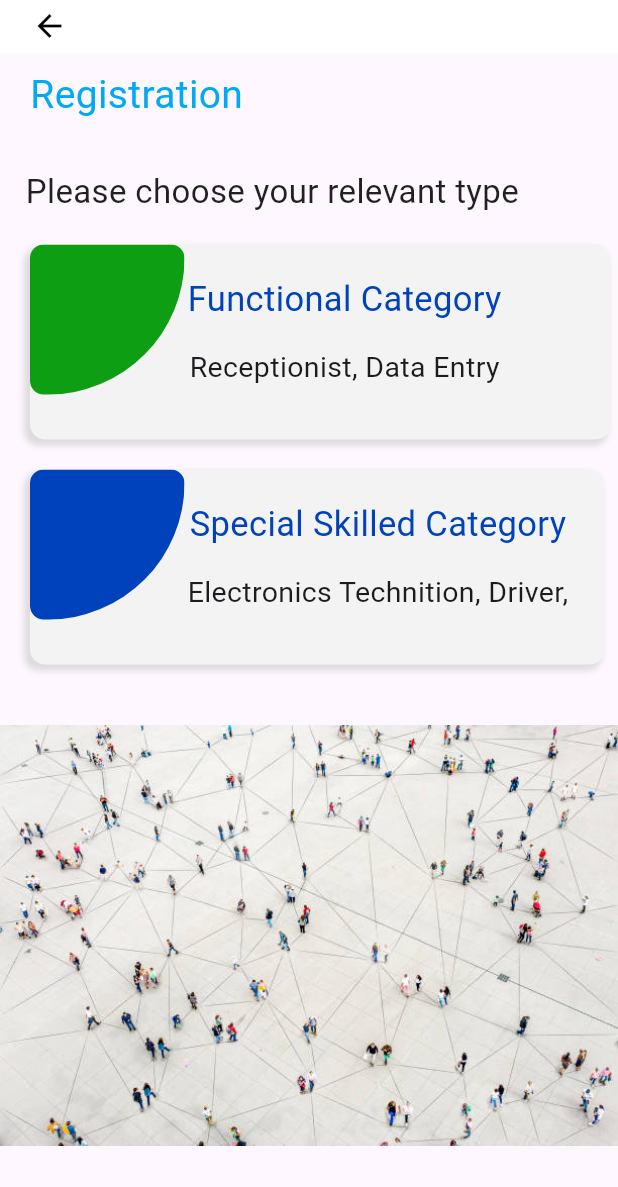
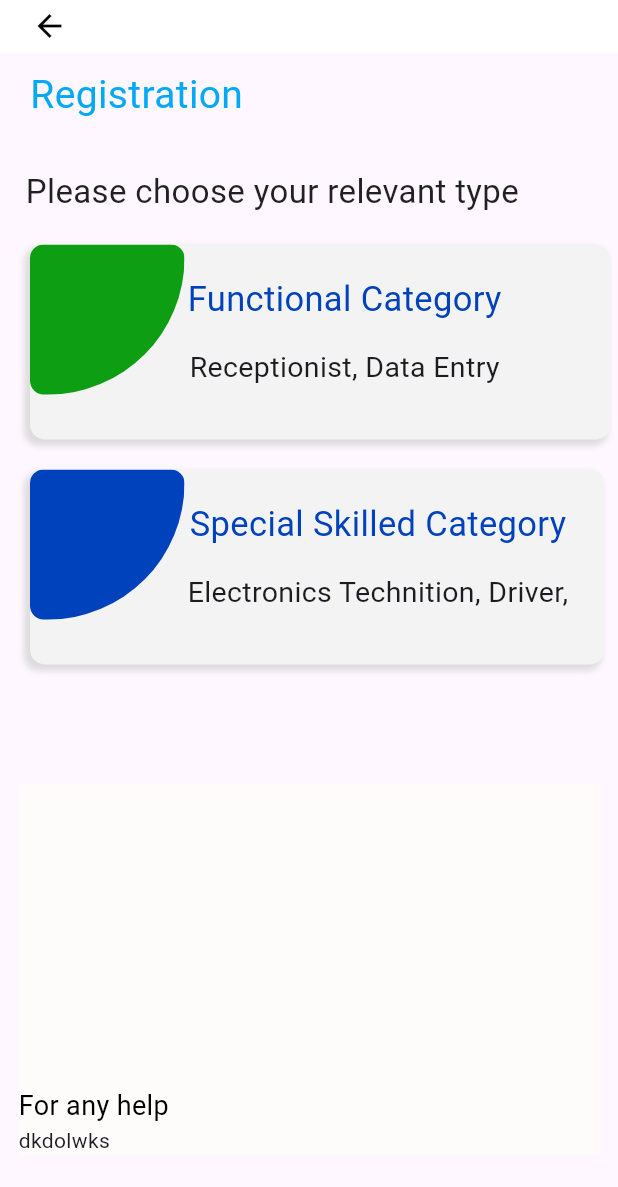
Before and after one commit to ArifHossain123/job_search, a Flutter app: the AppRegistration screen opened directly, on a phone screen of 412 x 824 dp. Shown: the top 1187 px of the screen. Run offline on Flutter 3.47's test engine with Material 3 defaults, Android fonts, the phone set to English and light mode, and no system bars.

Commit message:
Registration

```diff
--- a/lib/registration.dart
+++ b/lib/registration.dart
@@ -11,7 +11,7 @@ class AppRegistration extends StatefulWidget {
 class _AppRegistrationState extends State<AppRegistration> {
   @override
   Widget build(BuildContext context) {
-    //  final double height = MediaQuery.of(context).size.height;
+    final double height = MediaQuery.of(context).size.height;
     final double width = MediaQuery.of(context).size.width;
     return Scaffold(
       appBar: AppBar(
@@ -251,12 +251,30 @@ class _AppRegistrationState extends State<AppRegistration> {
                     ),
                   ),
                   const SizedBox(
-                    height: 40,
+                    height: 80,
                   ),
                   Container(
-                    child:const Image(
-                      image: AssetImage('assets/images/communication1.jpg'),
+                    color: const Color.fromARGB(255, 254, 251, 251),
+                    height: height * 0.3,
+                    width: width * 0.94,
+                    child:const Column(mainAxisAlignment: MainAxisAlignment.end,
+
+                      children: [
+                        Row(
+                          crossAxisAlignment: CrossAxisAlignment.center,
+                          children: [Text('For any help', style: TextStyle(color: Colors.black, fontSize: 18),)],
+                        ),
+                        Row(
+                          children: [Text('dkdolwks')],
+                        ),
+                      ],
                     ),
+                    // child: const Image(
+                    //   image: AssetImage(
+                    //     'assets/images/communication2.jpg',
+                    //   ),
+                    //   fit: BoxFit.fill,
+                    // ),
                   ),
                 ],
               ),
--- a/pubspec.yaml
+++ b/pubspec.yaml
@@ -61,6 +61,7 @@ flutter:
   # To add assets to your application, add an assets section, like this:
   assets:
     - assets/images/communication1.jpg
+    - assets/images/communication2.jpg
   #   - images/a_dot_ham.jpeg
 
   # An image asset can refer to one or more resolution-specific "variants", see
```
Also changed, not shown: assets/images/communication2.jpg (added).
